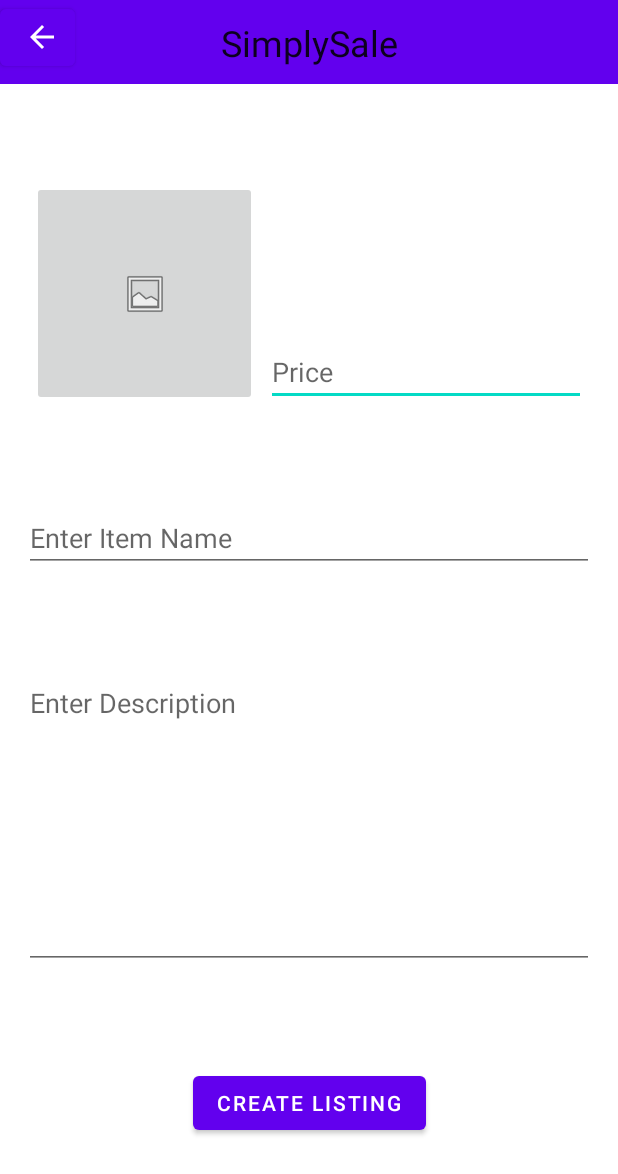
After one commit to AustiBomb33/3025-semester-project, an Android app: the CreateListingActivity screen opened directly, with no data from a screen before it, on a phone screen of 412 x 824 dp. The commit adds this screen. Shown: the top 1174 px of the screen. Run offline under Robolectric (Android 15) with nearby library versions, the phone set to English and light mode, and no system bars.

Commit message:
scaffolded CreateListing Activity

```diff
--- a/app/build.gradle
+++ b/app/build.gradle
@@ -15,6 +15,10 @@
         versionName "1.0"
 
         testInstrumentationRunner "androidx.test.runner.AndroidJUnitRunner"
+    }
+
+    buildFeatures{
+        viewBinding true
     }
 
     buildTypes {
--- a/app/src/main/AndroidManifest.xml
+++ b/app/src/main/AndroidManifest.xml
@@ -9,6 +9,8 @@
         android:roundIcon="@mipmap/ic_launcher_round"
         android:supportsRtl="true"
         android:theme="@style/Theme.SimplySale">
+        <activity android:name=".CreateListingActivity"></activity>
+        <activity android:name=".ListingsActivity" />
         <activity android:name=".MainActivity">
             <intent-filter>
                 <action android:name="android.intent.action.MAIN" />
--- /dev/null
+++ b/app/src/main/java/com/marcoux/simplysale/CreateListingActivity.kt
@@ -0,0 +1,11 @@
+package com.marcoux.simplysale
+
+import androidx.appcompat.app.AppCompatActivity
+import android.os.Bundle
+
+class CreateListingActivity : AppCompatActivity() {
+    override fun onCreate(savedInstanceState: Bundle?) {
+        super.onCreate(savedInstanceState)
+        setContentView(R.layout.activity_create_listing)
+    }
+}
--- a/app/src/main/java/com/marcoux/simplysale/MainActivity.kt
+++ b/app/src/main/java/com/marcoux/simplysale/MainActivity.kt
@@ -1,11 +1,32 @@
 package com.marcoux.simplysale
 
+import android.content.Intent
 import androidx.appcompat.app.AppCompatActivity
 import android.os.Bundle
+import android.widget.Button
+import com.marcoux.simplysale.databinding.ActivityMainBinding
 
 class MainActivity : AppCompatActivity() {
+
+    private lateinit var binding: ActivityMainBinding;
+
     override fun onCreate(savedInstanceState: Bundle?) {
         super.onCreate(savedInstanceState)
-        setContentView(R.layout.activity_main)
+        binding = ActivityMainBinding.inflate(layoutInflater);
+        setContentView(binding.root);
+
+        val buttonListingsActivity = findViewById<Button>(R.id.buttonViewListings);
+        buttonListingsActivity.setOnClickListener {
+            val intent = Intent(this, ListingsActivity::class.java);
+            startActivity(intent);
+        }
+
+        val buttonCreateListingActivity = findViewById<Button>(R.id.buttonCreateListings);
+        buttonCreateListingActivity.setOnClickListener {
+            val intent = Intent(this, CreateListingActivity::class.java);
+            startActivity(intent);
+        }
     }
+
+
 }
--- /dev/null
+++ b/app/src/main/res/layout/activity_create_listing.xml
@@ -0,0 +1,113 @@
+<?xml version="1.0" encoding="utf-8"?>
+<androidx.constraintlayout.widget.ConstraintLayout xmlns:android="http://schemas.android.com/apk/res/android"
+    xmlns:app="http://schemas.android.com/apk/res-auto"
+    xmlns:tools="http://schemas.android.com/tools"
+    android:layout_width="match_parent"
+    android:layout_height="match_parent"
+    tools:context=".CreateListingActivity">
+
+    <androidx.appcompat.widget.Toolbar
+        android:id="@+id/toolbar3"
+        android:layout_width="match_parent"
+        android:layout_height="wrap_content"
+        android:background="?attr/colorPrimary"
+        android:minHeight="?attr/actionBarSize"
+        android:theme="?attr/actionBarTheme"
+        app:layout_constraintTop_toTopOf="parent"
+        tools:layout_editor_absoluteX="1dp" />
+
+    <TextView
+        android:id="@+id/textView2"
+        android:layout_width="wrap_content"
+        android:layout_height="wrap_content"
+        android:text="@string/app_name"
+        android:textAppearance="@style/TextAppearance.AppCompat.Headline"
+        app:layout_constraintBottom_toBottomOf="@+id/toolbar3"
+        app:layout_constraintEnd_toEndOf="parent"
+        app:layout_constraintStart_toStartOf="parent"
+        app:layout_constraintTop_toTopOf="@+id/toolbar3" />
+
+    <ImageButton
+        android:id="@+id/imageButton2"
+        android:layout_width="150dp"
+        android:layout_height="150dp"
+        android:layout_marginStart="16dp"
+        android:layout_marginLeft="16dp"
+        android:contentDescription="@string/imagePlaceholder"
+        app:layout_constraintBottom_toTopOf="@+id/editTextTextPersonName"
+        app:layout_constraintEnd_toStartOf="@+id/editTextNumberDecimal"
+        app:layout_constraintHorizontal_bias="0.5"
+        app:layout_constraintStart_toStartOf="parent"
+        app:layout_constraintTop_toBottomOf="@+id/toolbar3"
+        app:srcCompat="@android:drawable/ic_menu_gallery" />
+
+    <EditText
+        android:id="@+id/editTextNumberDecimal"
+        android:layout_width="wrap_content"
+        android:layout_height="wrap_content"
+        android:layout_marginEnd="16dp"
+        android:layout_marginRight="16dp"
+        android:ems="10"
+        android:hint="@string/price_placeholder"
+        android:inputType="numberDecimal"
+        app:layout_constraintBottom_toBottomOf="@+id/imageButton2"
+        app:layout_constraintEnd_toEndOf="parent"
+        app:layout_constraintHorizontal_bias="0.5"
+        app:layout_constraintStart_toEndOf="@+id/imageButton2"
+        android:importantForAutofill="no" />
+
+    <EditText
+        android:id="@+id/editTextTextPersonName"
+        android:layout_width="fill_parent"
+        android:layout_height="wrap_content"
+        android:layout_marginStart="16dp"
+        android:layout_marginLeft="16dp"
+        android:layout_marginEnd="16dp"
+        android:layout_marginRight="16dp"
+        android:ems="10"
+        android:hint="@string/item_name_placeholder"
+        android:importantForAutofill="no"
+        android:inputType="textPersonName"
+        app:layout_constraintBottom_toTopOf="@+id/editTextTextMultiLine"
+        app:layout_constraintEnd_toEndOf="parent"
+        app:layout_constraintHorizontal_bias="0.363"
+        app:layout_constraintStart_toStartOf="parent"
+        app:layout_constraintTop_toBottomOf="@+id/imageButton2" />
+
+    <EditText
+        android:id="@+id/editTextTextMultiLine"
+        android:layout_width="fill_parent"
+        android:layout_height="200dp"
+        android:layout_marginStart="16dp"
+        android:layout_marginLeft="16dp"
+        android:layout_marginEnd="16dp"
+        android:layout_marginRight="16dp"
+        android:ems="10"
+        android:gravity="start|top"
+        android:hint="@string/item_description_placeholder"
+        android:importantForAutofill="no"
+        android:inputType="textMultiLine"
+        app:layout_constraintBottom_toTopOf="@+id/button"
+        app:layout_constraintEnd_toEndOf="parent"
+        app:layout_constraintStart_toStartOf="parent"
+        app:layout_constraintTop_toBottomOf="@+id/editTextTextPersonName" />
+
+    <Button
+        android:id="@+id/button"
+        android:layout_width="wrap_content"
+        android:layout_height="wrap_content"
+        android:text="@string/create_listing"
+        app:layout_constraintBottom_toBottomOf="parent"
+        app:layout_constraintEnd_toEndOf="parent"
+        app:layout_constraintStart_toStartOf="parent"
+        app:layout_constraintTop_toBottomOf="@+id/editTextTextMultiLine" />
+
+    <Button
+        android:id="@+id/backButton"
+        android:layout_width="50dp"
+        android:layout_height="50dp"
+        app:icon="@drawable/abc_vector_test"
+        app:layout_constraintStart_toStartOf="parent"
+        app:layout_constraintTop_toTopOf="parent" />
+
+</androidx.constraintlayout.widget.ConstraintLayout>
--- a/app/src/main/res/values/strings.xml
+++ b/app/src/main/res/values/strings.xml
@@ -5,4 +5,10 @@
     <string name="view_messages">View Messages</string>
     <string name="view_listings">View Listings</string>
     <string name="placeholder">placeholder text</string>
+    <string name="back_button">Back Button</string>
+    <string name="imagePlaceholder">Choose an image</string>
+    <string name="price_placeholder">Price</string>
+    <string name="item_name_placeholder">Enter Item Name</string>
+    <string name="item_description_placeholder">Enter Description</string>
+    <string name="create_listing">Create Listing</string>
 </resources>
```
